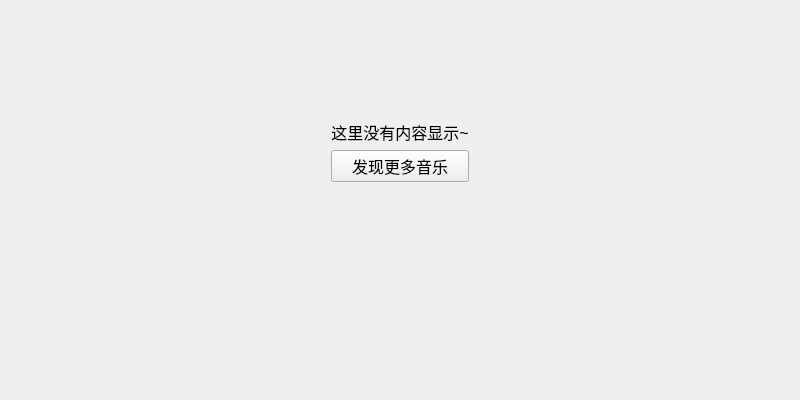
a-mo-xi-wei/Qt-KuGouAppClient, file KuGouStart/RecentlyPlayed/RecentlyVideoWidget/RecentlyVideoWidget.ui: the form before one commit.
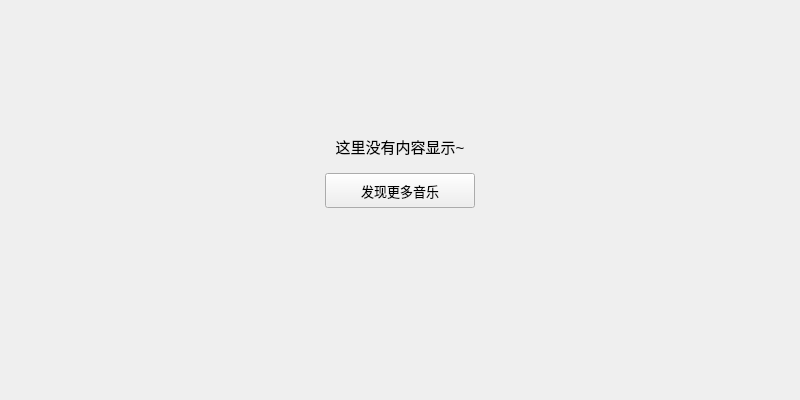
The form after the commit.

Commit message: 最近播放视频界面完成

The edit to the form file:
```diff
--- a/KuGouStart/RecentlyPlayed/RecentlyVideoWidget/RecentlyVideoWidget.ui
+++ b/KuGouStart/RecentlyPlayed/RecentlyVideoWidget/RecentlyVideoWidget.ui
@@ -13,28 +13,28 @@
   <property name="windowTitle">
    <string>RecentlyVideoWidget</string>
   </property>
-  <layout class="QVBoxLayout" name="verticalLayout">
+  <layout class="QVBoxLayout" name="verticalLayout_2">
    <item>
     <widget class="QWidget" name="widget_3" native="true">
-     <layout class="QVBoxLayout" name="verticalLayout_8">
+     <layout class="QVBoxLayout" name="verticalLayout" stretch="2,1,3">
       <item>
        <spacer name="verticalSpacer_2">
         <property name="orientation">
          <enum>Qt::Vertical</enum>
         </property>
-        <property name="sizeType">
-         <enum>QSizePolicy::Fixed</enum>
-        </property>
         <property name="sizeHint" stdset="0">
          <size>
           <width>20</width>
-          <height>100</height>
+          <height>40</height>
          </size>
         </property>
        </spacer>
       </item>
       <item>
        <layout class="QGridLayout" name="gridLayout">
+        <property name="verticalSpacing">
+         <number>15</number>
+        </property>
         <item row="0" column="0">
          <spacer name="horizontalSpacer_8">
           <property name="orientation">
@@ -52,18 +52,18 @@
          <widget class="QLabel" name="label_16">
           <property name="font">
            <font>
-            <pointsize>12</pointsize>
+            <pointsize>11</pointsize>
            </font>
           </property>
           <property name="text">
            <string>这里没有内容显示~</string>
           </property>
           <property name="alignment">
-           <set>Qt::AlignCenter</set>
+           <set>Qt::AlignBottom|Qt::AlignHCenter</set>
           </property>
          </widget>
         </item>
-        <item row="0" column="2" rowspan="2">
+        <item row="0" column="2">
          <spacer name="horizontalSpacer_9">
           <property name="orientation">
            <enum>Qt::Horizontal</enum>
@@ -76,11 +76,36 @@
           </property>
          </spacer>
         </item>
-        <item row="1" column="1" rowspan="2">
-         <widget class="QPushButton" name="pushButton_7">
+        <item row="1" column="0">
+         <spacer name="horizontalSpacer_11">
+          <property name="orientation">
+           <enum>Qt::Horizontal</enum>
+          </property>
+          <property name="sizeHint" stdset="0">
+           <size>
+            <width>40</width>
+            <height>20</height>
+           </size>
+          </property>
+         </spacer>
+        </item>
+        <item row="1" column="1">
+         <widget class="QPushButton" name="search_pushButton">
+          <property name="minimumSize">
+           <size>
+            <width>150</width>
+            <height>35</height>
+           </size>
+          </property>
+          <property name="maximumSize">
+           <size>
+            <width>150</width>
+            <height>35</height>
+           </size>
+          </property>
           <property name="font">
            <font>
-            <pointsize>12</pointsize>
+            <pointsize>10</pointsize>
            </font>
           </property>
           <property name="cursor">
@@ -91,20 +116,7 @@
           </property>
          </widget>
         </item>
-        <item row="2" column="0">
-         <spacer name="horizontalSpacer_11">
-          <property name="orientation">
-           <enum>Qt::Horizontal</enum>
-          </property>
-          <property name="sizeHint" stdset="0">
-           <size>
-            <width>40</width>
-            <height>20</height>
-           </size>
-          </property>
-         </spacer>
-        </item>
-        <item row="2" column="2">
+        <item row="1" column="2">
          <spacer name="horizontalSpacer_10">
           <property name="orientation">
            <enum>Qt::Horizontal</enum>
```
Left out of the diff: 5 changed lines with no effect on the pictures. The commit also changes 2 other files.
